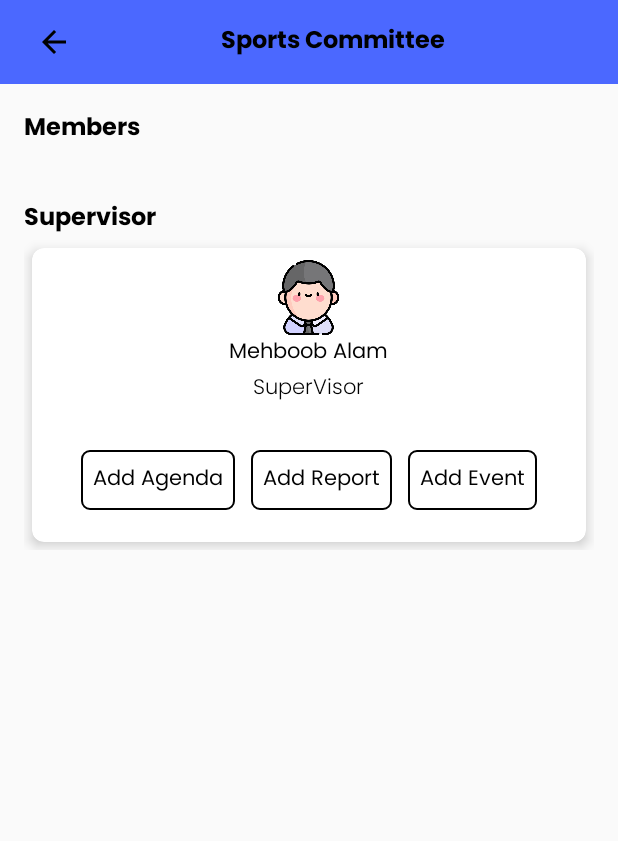
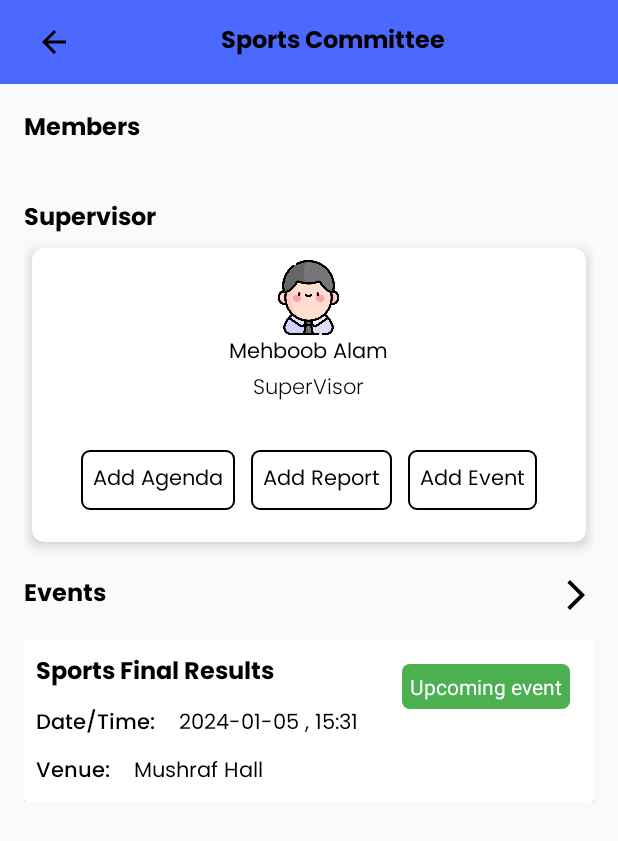
Before and after one commit to Mehboob-alam1/CommitteManagement, an Android app: the MyCommitteeActivity screen opened directly, with no data from a screen before it, on a phone screen of 412 x 824 dp. Shown: the top 841 px of the screen. Run offline under Robolectric (Android 15) with nearby library versions, the phone set to English and light mode, and no system bars; our stand-ins replace Firebase (no records; nobody signed in at launch, a user with empty details on screens opened directly); 8 statements that could not run were skipped.

Commit message:
working on events recycler view

```diff
--- /dev/null
+++ b/app/src/main/java/com/mehboob/committemanagement/common/adapters/EventAdapter.java
@@ -0,0 +1,78 @@
+package com.mehboob.committemanagement.common.adapters;
+
+import android.content.Context;
+import android.view.LayoutInflater;
+import android.view.View;
+import android.view.ViewGroup;
+import android.widget.TextView;
+
+import androidx.annotation.NonNull;
+import androidx.recyclerview.widget.RecyclerView;
+
+import com.mehboob.committemanagement.R;
+import com.mehboob.committemanagement.common.models.Event;
+
+import java.util.List;
+
+public class EventAdapter extends RecyclerView.Adapter<EventAdapter.Holder> {
+    private Context context;
+    private List<Event> list;
+
+    private String item;
+
+    public EventAdapter(Context context, List<Event> list,String items) {
+        this.context = context;
+        this.list = list;
+        this.item=items;
+    }
+
+    @NonNull
+    @Override
+    public Holder onCreateViewHolder(@NonNull ViewGroup parent, int viewType) {
+
+        View view = LayoutInflater.from(context).inflate(R.layout.events, parent, false);
+        return new Holder(view);
+    }
+
+    public void setList(List<Event> list) {
+        this.list.clear();
+        this.list.addAll(list);
+        notifyDataSetChanged();
+    }
+
+    @Override
+    public void onBindViewHolder(@NonNull Holder holder, int position) {
+
+        Event event = list.get(position);
+
+        holder.txtEventName.setText(event.getEventName());
+        holder.txtTimeDuration.setText(event.getEventDuration());
+        holder.txtVenue.setText(event.getEventVenue());
+        holder.txtEventType.setText("Upcoming event");
+
+    }
+
+    @Override
+    public int getItemCount() {
+        if (item.equals("1"))
+            return 1;
+        else
+            return list.size();
+
+
+    }
+
+    public class Holder extends RecyclerView.ViewHolder {
+
+        private TextView txtEventName, txtTimeDuration, txtVenue, txtEventType;
+
+        public Holder(@NonNull View itemView) {
+            super(itemView);
+
+            txtEventName = itemView.findViewById(R.id.txtEventName);
+            txtTimeDuration = itemView.findViewById(R.id.txtTimeDuration);
+            txtVenue = itemView.findViewById(R.id.txtVenue);
+            txtEventType = itemView.findViewById(R.id.txtEventType);
+        }
+    }
+}
--- a/app/src/main/java/com/mehboob/committemanagement/members/MyCommitteeActivity.java
+++ b/app/src/main/java/com/mehboob/committemanagement/members/MyCommitteeActivity.java
@@ -12,6 +12,7 @@ import com.bumptech.glide.Glide;
 import com.google.common.reflect.TypeToken;
 import com.google.gson.Gson;
 import com.mehboob.committemanagement.R;
+import com.mehboob.committemanagement.common.adapters.EventAdapter;
 import com.mehboob.committemanagement.common.adapters.MemberAdapter;
 import com.mehboob.committemanagement.common.models.Committee;
 import com.mehboob.committemanagement.common.viewmodels.AuthViewModel;
@@ -31,6 +32,7 @@ public class MyCommitteeActivity extends AppCompatActivity {
     private CommitteeViewModel committeeViewModel;
     private AuthViewModel authViewModel;
     private MemberAdapter adapter;
+    private EventAdapter eventAdapter;
 
     @Override
     protected void onCreate(Bundle savedInstanceState) {
@@ -57,6 +59,7 @@ public class MyCommitteeActivity extends AppCompatActivity {
         bindData(committee);
 
         setRecyclerView();
+        setEventRecyclerView();
 
         binding.btnAddAgenda.setOnClickListener(v -> {
             Intent i = new Intent(MyCommitteeActivity.this, AddAgendasActivity.class);
@@ -90,6 +93,13 @@ public class MyCommitteeActivity extends AppCompatActivity {
 
     }
 
+    private void setEventRecyclerView() {
+        eventAdapter= new EventAdapter(this, new ArrayList<>(),"1");
+        binding.eventsRecyclerView.setAdapter(eventAdapter);
+        binding.eventsRecyclerView.setLayoutManager(new LinearLayoutManager(this));
+
+    }
+
     private void setRecyclerView() {
         adapter = new MemberAdapter(this, new ArrayList<>());
         binding.membersRecyclerView.setAdapter(adapter);
@@ -107,11 +117,7 @@ public class MyCommitteeActivity extends AppCompatActivity {
     protected void onResume() {
         super.onResume();
 
-//        committeeViewModel.getAnyCommittee(committee.getCommitteeName())
-//                .observe(this,committee1 -> {
-//
-//                    Toast.makeText(this, ""+committee1.toString(), Toast.LENGTH_SHORT).show();
-//                });
+
 
         committeeViewModel.getAnyCommitteeMembers(committee.getCommitteeName())
                 .observe(this, strings -> {
@@ -119,5 +125,12 @@ public class MyCommitteeActivity extends AppCompatActivity {
                     adapter.setMembers(strings);
                     adapter.notifyDataSetChanged();
                 });
+
+        committeeViewModel.getEventsForCommittee(committee.getCommitteeName())
+                .observe(this,events -> {
+                    eventAdapter.setList(events);
+                    eventAdapter.notifyDataSetChanged();
+
+                });
     }
 }
--- a/app/src/main/res/layout/activity_my_committee.xml
+++ b/app/src/main/res/layout/activity_my_committee.xml
@@ -238,6 +238,40 @@
             </androidx.cardview.widget.CardView>
 
 
+            <LinearLayout
+                android:layout_width="match_parent"
+                android:layout_marginTop="16dp"
+                android:layout_height="wrap_content"
+                android:orientation="horizontal">
+
+
+                <TextView
+                    android:layout_width="wrap_content"
+                    android:layout_height="wrap_content"
+
+                    android:fontFamily="@font/poppins_bold"
+                    android:layout_weight="3"
+                    android:text="Events"
+                    android:textSize="16sp" />
+
+                <ImageView
+                    android:layout_width="wrap_content"
+                    android:layout_height="wrap_content"
+                    android:id="@+id/btnAllEvents"
+                    android:src="@drawable/baseline_arrow_forward_ios_24"
+                    android:layout_gravity="center_vertical"/>
+
+            </LinearLayout>
+
+            <androidx.recyclerview.widget.RecyclerView
+                android:id="@+id/eventsRecyclerView"
+                android:layout_width="match_parent"
+                android:layout_height="wrap_content"
+                android:layout_marginTop="16dp"
+                tools:itemCount="1"
+                tools:listitem="@layout/events" />
+
+
 
         </LinearLayout>
 
--- a/app/src/main/res/layout/events.xml
+++ b/app/src/main/res/layout/events.xml
@@ -16,6 +16,7 @@
             android:layout_marginEnd="16dp"
             android:text="Upcoming event"
             android:padding="5dp"
+            android:id="@+id/txtEventType"
             android:textColor="@color/white"
             android:background="@drawable/upcoming_event_bg"
             app:layout_constraintEnd_toEndOf="parent"
@@ -36,7 +37,7 @@
                 android:layout_width="wrap_content"
                 android:layout_height="wrap_content"
                 android:fontFamily="@font/poppins_bold"
-
+                 android:id="@+id/txtEventName"
                 android:text="Sports Final Results"
                 android:textSize="16sp" />
 
@@ -57,6 +58,7 @@
                     android:layout_width="wrap_content"
                     android:layout_height="wrap_content"
                     android:layout_marginStart="16dp"
+                    android:id="@+id/txtTimeDuration"
                     android:fontFamily="@font/poppins_regular"
                     android:text="2024-01-05 , 15:31" />
 
@@ -78,6 +80,7 @@
                     android:layout_width="wrap_content"
                     android:layout_height="wrap_content"
                     android:layout_marginStart="16dp"
+                    android:id="@+id/txtVenue"
                     android:fontFamily="@font/poppins_regular"
                     android:text="Mushraf Hall" />
 
```
